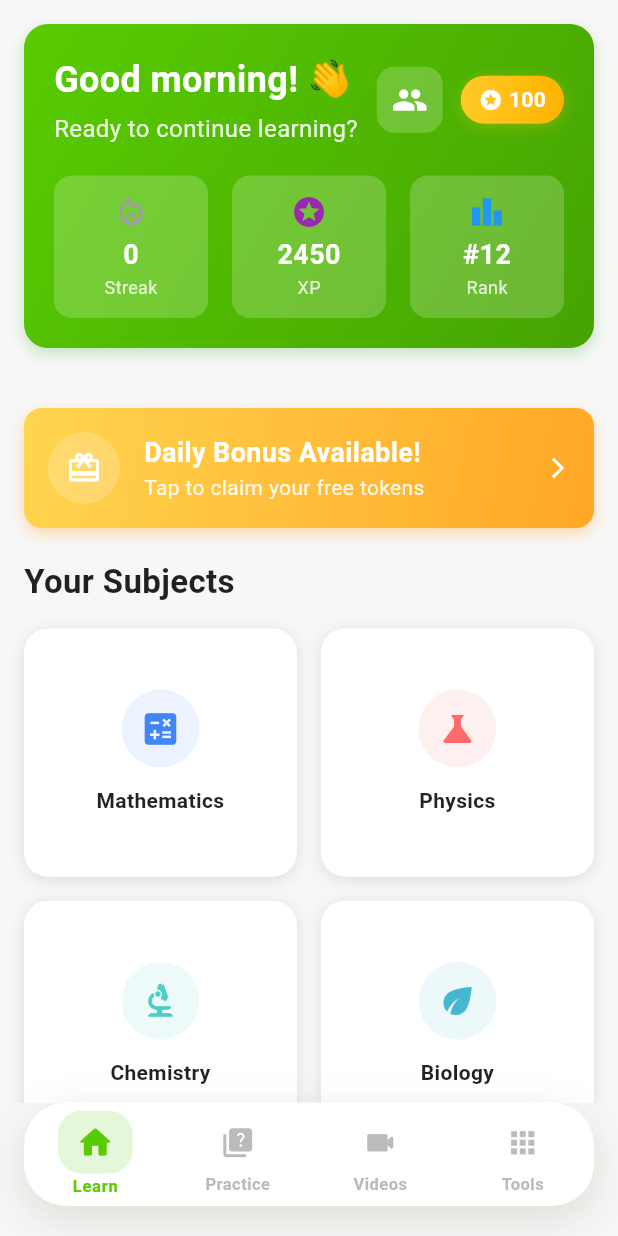
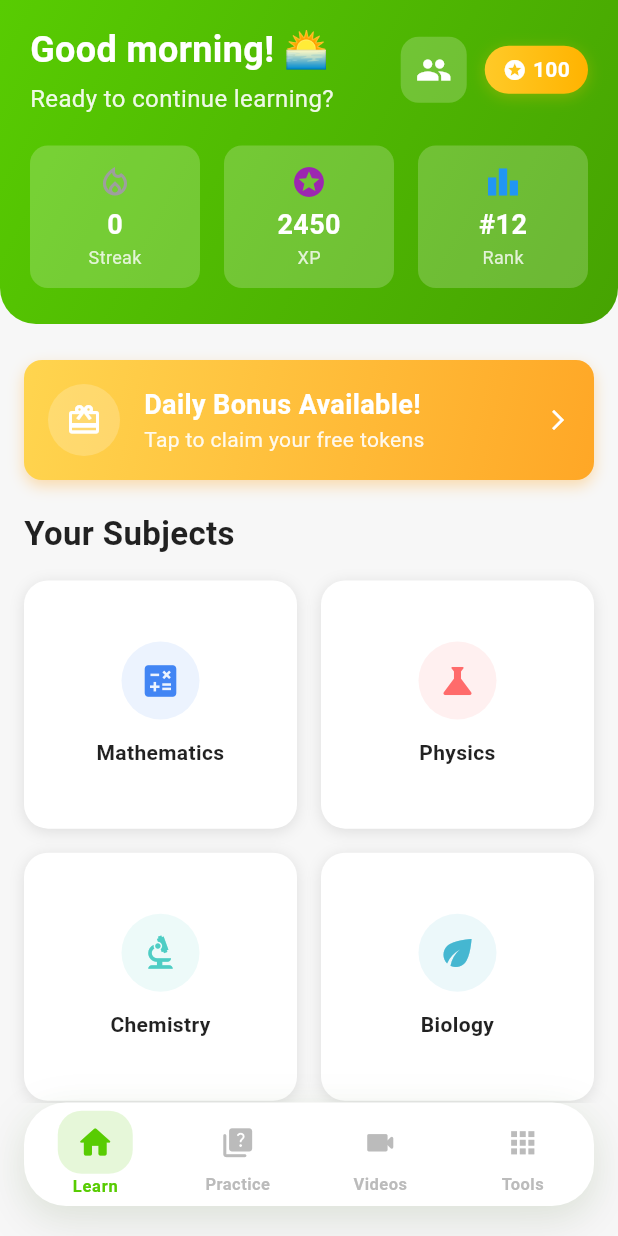
Before and after one commit to johnakabwela-lang/egxamina, a Flutter app: the screen it shows once a user with an empty profile is signed in, on a phone screen of 412 x 824 dp. Run offline on Flutter 3.47's test engine with Material 3 defaults, Android fonts, the phone set to English and light mode, and no system bars; our stand-ins replace audioplayers, cloud_firestore, dio, firebase_auth, firebase_core, firebase_database and 5 more; missing offline and left inert: flutter_pdfview; accounts and stored records are empty; statements that could not run were skipped.

Commit message:
Update home_screen.dart

```diff
--- a/lib/screens/home_screen.dart
+++ b/lib/screens/home_screen.dart
@@ -62,6 +62,20 @@ class _HomeScreenState extends State<HomeScreen> {
         _currentRank =
             12; // This should come from a LeaderboardManager or similar
       });
+    }
+  }
+
+  String _getTimeBasedGreeting() {
+    final hour = DateTime.now().hour;
+
+    if (hour < 12) {
+      return 'Good morning! 🌅';
+    } else if (hour < 17) {
+      return 'Good afternoon! ☀️';
+    } else if (hour < 21) {
+      return 'Good evening! 🌆';
+    } else {
+      return 'Good night! 🌙';
     }
   }
 
@@ -197,16 +211,20 @@ class _HomeScreenState extends State<HomeScreen> {
   Widget build(BuildContext context) {
     return Scaffold(
       backgroundColor: const Color(0xFFF7F7F7),
-      body: SafeArea(
-        child: RefreshIndicator(
+      appBar: AppBar(
+        backgroundColor: const Color(0xFF58CC02),
+        elevation: 0,
+        toolbarHeight: 0, // Hide the app bar content since we're using a custom header
+      ),
+      body: RefreshIndicator(
         onRefresh: _loadUserData,
         child: SingleChildScrollView(
           physics: const AlwaysScrollableScrollPhysics(),
           child: Column(
             crossAxisAlignment: CrossAxisAlignment.start,
             children: [
-                // Section 1: Greetings and Statistics
-                _buildGreetingSection(),
+              // Section 1: Connected Header with Greetings and Statistics
+              _buildConnectedHeader(),
               const SizedBox(height: 24),
               // Section 2: Daily Bonus (if available)
               if (_dailyBonusAvailable) _buildDailyBonusSection(),
@@ -218,29 +236,27 @@ class _HomeScreenState extends State<HomeScreen> {
           ),
         ),
       ),
-      ),
     );
   }
 
-  Widget _buildGreetingSection() {
+  Widget _buildConnectedHeader() {
     return Container(
-      margin: const EdgeInsets.all(16),
-      padding: const EdgeInsets.all(20),
-      decoration: BoxDecoration(
-        gradient: const LinearGradient(
+      width: double.infinity,
+      decoration: const BoxDecoration(
+        gradient: LinearGradient(
           colors: [Color(0xFF58CC02), Color(0xFF46A302)],
           begin: Alignment.topLeft,
           end: Alignment.bottomRight,
         ),
-        borderRadius: BorderRadius.circular(16),
-        boxShadow: [
-          BoxShadow(
-            color: Colors.green.withOpacity(0.3),
-            blurRadius: 8,
-            offset: const Offset(0, 4),
+        borderRadius: BorderRadius.only(
+          bottomLeft: Radius.circular(24),
+          bottomRight: Radius.circular(24),
         ),
-        ],
       ),
+      child: SafeArea(
+        bottom: false,
+        child: Padding(
+          padding: const EdgeInsets.fromLTRB(20, 16, 20, 24),
           child: Column(
             crossAxisAlignment: CrossAxisAlignment.start,
             children: [
@@ -251,9 +267,9 @@ class _HomeScreenState extends State<HomeScreen> {
                     child: Column(
                       crossAxisAlignment: CrossAxisAlignment.start,
                       children: [
-                    const Text(
-                      'Good morning! 👋',
-                      style: TextStyle(
+                        Text(
+                          _getTimeBasedGreeting(),
+                          style: const TextStyle(
                             color: Colors.white,
                             fontSize: 24,
                             fontWeight: FontWeight.bold,
@@ -317,6 +333,8 @@ class _HomeScreenState extends State<HomeScreen> {
                 ],
               ),
             ],
+          ),
+        ),
       ),
     );
   }
@@ -457,6 +475,46 @@ class _HomeScreenState extends State<HomeScreen> {
         'name': 'History',
         'icon': Icons.history_edu,
         'color': const Color(0xFF8E44AD),
+      },
+      {
+        'name': 'Accounts',
+        'icon': Icons.account_balance,
+        'color': const Color(0xFF27AE60),
+      },
+      {
+        'name': 'Civic Education',
+        'icon': Icons.gavel,
+        'color': const Color(0xFFE67E22),
+      },
+      {
+        'name': 'Additional Mathematics',
+        'icon': Icons.functions,
+        'color': const Color(0xFF2980B9),
+      },
+      {
+        'name': 'Design and Technology',
+        'icon': Icons.engineering,
+        'color': const Color(0xFFD35400),
+      },
+      {
+        'name': 'Commerce',
+        'icon': Icons.business,
+        'color': const Color(0xFF16A085),
+      },
+      {
+        'name': 'Physical Education',
+        'icon': Icons.sports_soccer,
+        'color': const Color(0xFFE74C3C),
+      },
+      {
+        'name': 'Ichibemba',
+        'icon': Icons.language,
+        'color': const Color(0xFF9B59B6),
+      },
+      {
+        'name': 'Nyanja',
+        'icon': Icons.translate,
+        'color': const Color(0xFF34495E),
       },
     ];
 
```
Lines whose indentation alone changed are shown as unchanged.
